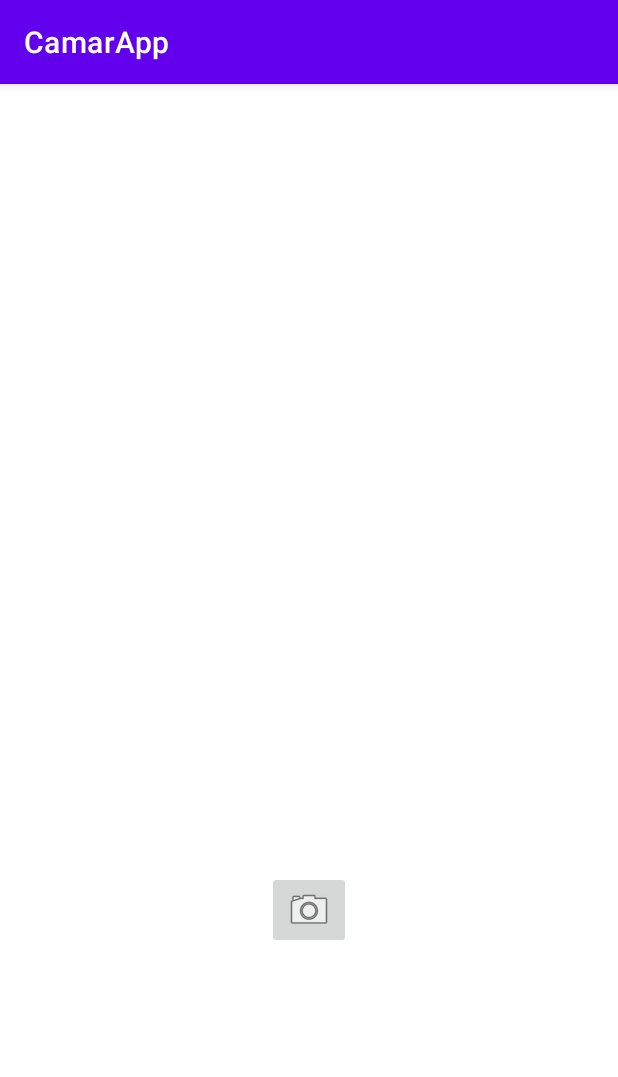
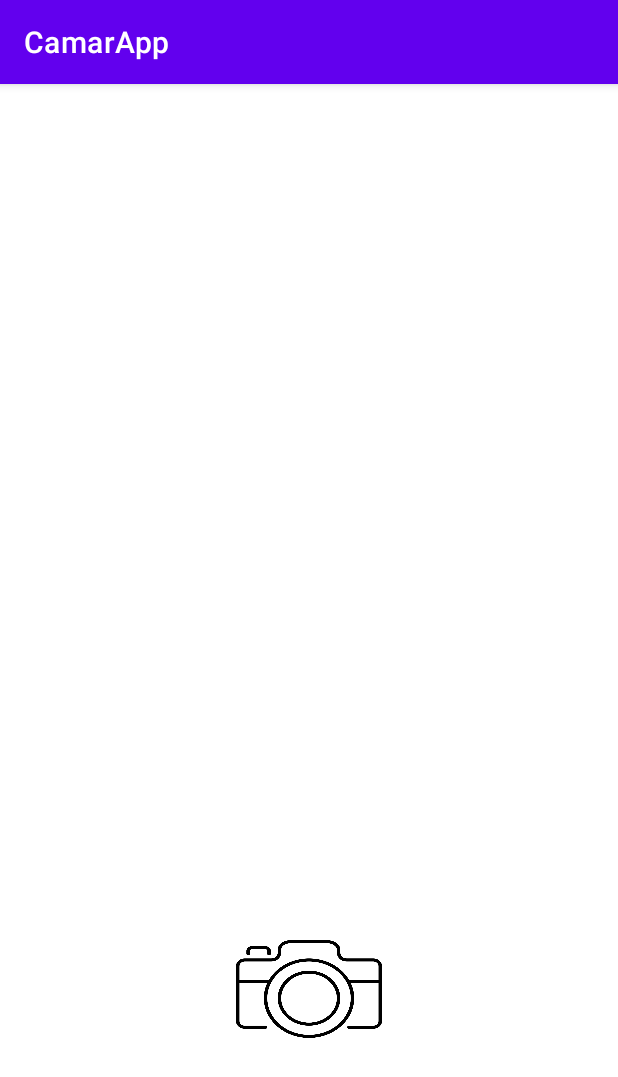
Before and after one commit to cavigna/desarrollo_de_aplicaciones_moviles_android_java, an Android app: the screen it shows after launch (MainActivity), on a phone screen of 412 x 824 dp. Shown: the top 1077 px of the screen. Run offline under Robolectric (Android 15) with nearby library versions, the light colour scheme and no system bars.

Commit message:
Clase 49 | 08-07

```diff
--- a/Clase_46__05-07/FragmentNav/app/src/main/res/menu/menu2.xml
+++ /dev/null
@@ -1,4 +0,0 @@
-<?xml version="1.0" encoding="utf-8"?>
-<menu xmlns:android="http://schemas.android.com/apk/res/android">
-
-</menu>
--- a/Clase_49__08-07/CamaraApp/app/src/main/res/layout/activity_main.xml
+++ b/Clase_49__08-07/CamaraApp/app/src/main/res/layout/activity_main.xml
@@ -8,23 +8,26 @@
 
     <ImageView
         android:id="@+id/imageView"
-        android:layout_width="234dp"
-        android:layout_height="253dp"
+        android:layout_width="290dp"
+        android:layout_height="333dp"
         app:layout_constraintBottom_toBottomOf="parent"
         app:layout_constraintEnd_toEndOf="parent"
-        app:layout_constraintHorizontal_bias="0.497"
+        app:layout_constraintHorizontal_bias="0.5"
         app:layout_constraintStart_toStartOf="parent"
         app:layout_constraintTop_toTopOf="parent"
-        app:layout_constraintVertical_bias="0.156"
+        app:layout_constraintVertical_bias="0.266"
         tools:srcCompat="@tools:sample/avatars" />
 
     <ImageButton
-        android:id="@+id/imageButton"
-        android:layout_width="wrap_content"
-        android:layout_height="wrap_content"
+        android:id="@+id/btnCamara"
+        android:layout_width="121dp"
+        android:layout_height="85dp"
+        android:backgroundTint="#00FFFFFF"
+        android:scaleType="fitXY"
         app:layout_constraintBottom_toBottomOf="parent"
         app:layout_constraintEnd_toEndOf="parent"
         app:layout_constraintStart_toStartOf="parent"
         app:layout_constraintTop_toBottomOf="@+id/imageView"
-        app:srcCompat="@android:drawable/ic_menu_camera" />
+        app:layout_constraintVertical_bias="0.478"
+        app:srcCompat="@drawable/minimalcam" />
 </androidx.constraintlayout.widget.ConstraintLayout>
```
Also changed, not shown: Clase_49__08-07/CamaraApp/app/src/main/AndroidManifest.xml (+18 -0 lines), Clase_49__08-07/CamaraApp/app/src/main/java/com/example/camarapp/MainActivity.java (+97 -0 lines), Clase_49__08-07/CamaraApp/app/src/main/res/xml/file_paths.xml (+6 -2 lines), 6 other files.
